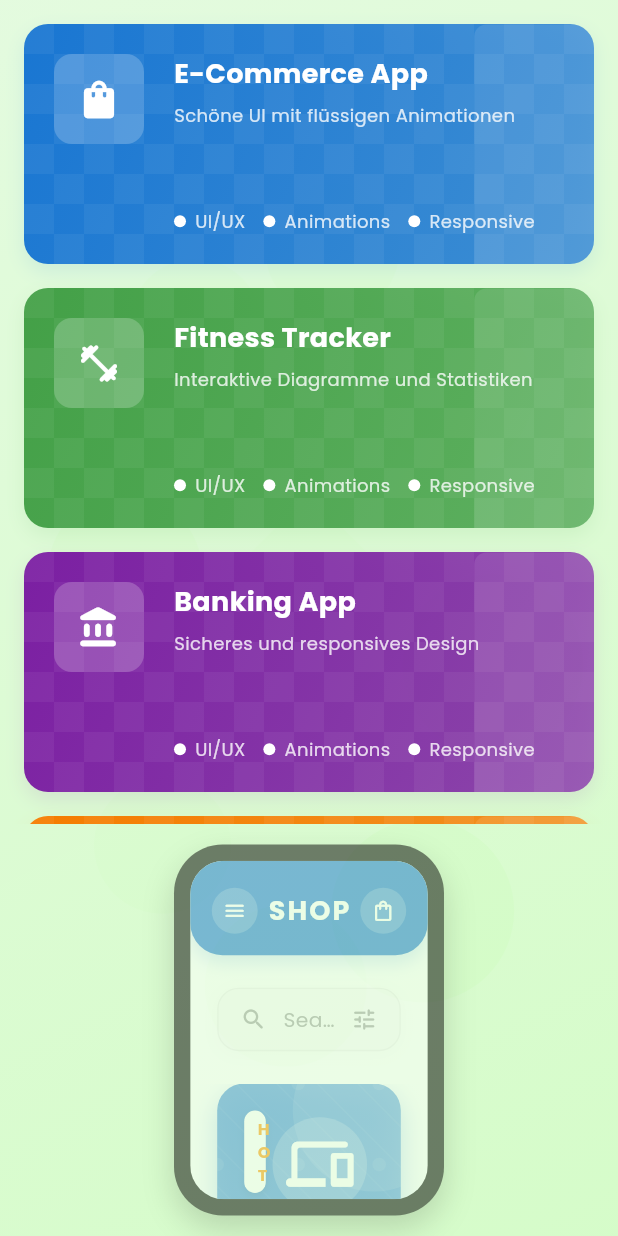
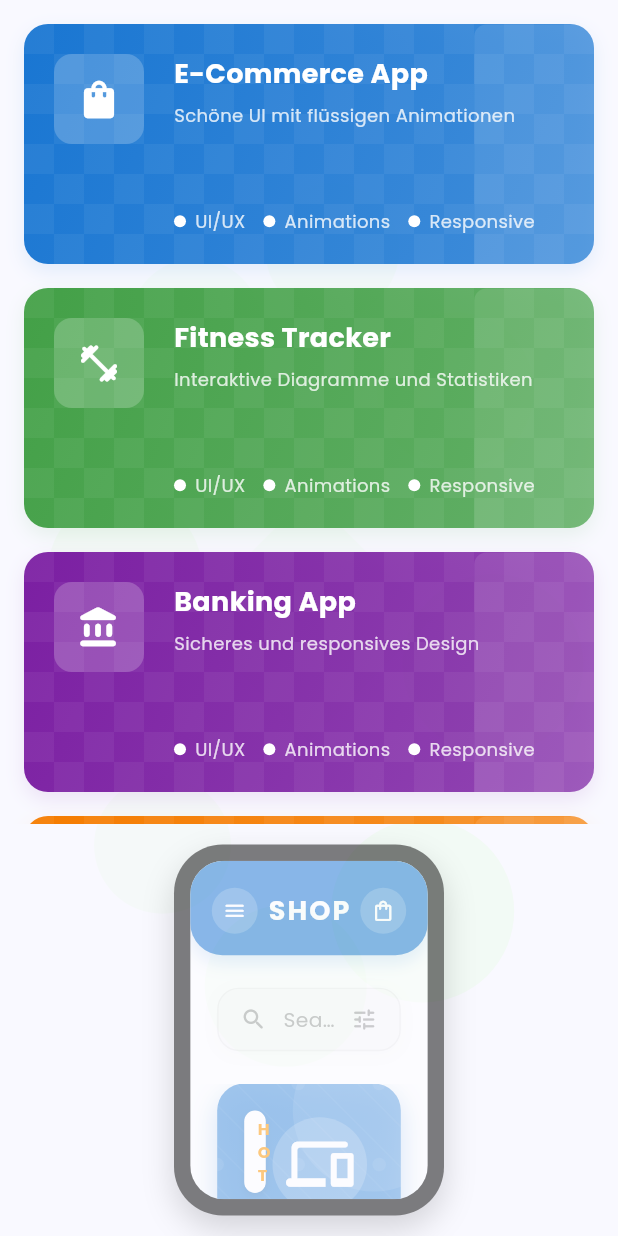
Before and after one commit to hafencity-dev/hcd_template_apps, a Flutter app: the screen it shows after launch, on a phone screen of 412 x 824 dp. Run offline on Flutter 3.47's test engine with Material 3 defaults, Android fonts, the light colour scheme and no system bars; drawn by our look-alikes of flutter_animate; our stand-ins replace google_fonts, responsive_framework.

Commit message:
style: remove gradient background decoration
Simplifies the interactive background by removing the linear gradient decoration that was using opacity variations of the main color. This change streamlines the visual appearance and reduces unnecessary layering effects.

```diff
--- a/flutter_showcase/lib/widgets/interactive_background.dart
+++ b/flutter_showcase/lib/widgets/interactive_background.dart
@@ -42,17 +42,6 @@ class _InteractiveBackgroundState extends State<InteractiveBackground> {
       child: Container(
         width: double.infinity,
         height: double.infinity,
-        decoration: BoxDecoration(
-          gradient: LinearGradient(
-            begin: Alignment.topLeft,
-            end: Alignment.bottomRight,
-            colors: [
-              // Replace blue shades with lighter and darker versions of the main green color
-              mainColor.withOpacity(0.3),
-              mainColor.withOpacity(0.5),
-            ],
-          ),
-        ),
         child: AnimatedBuilder(
           animation: widget.controller,
           builder: (context, child) {
```
Also changed, not shown: flutter_showcase/firebase.json (added), 2 other files.
